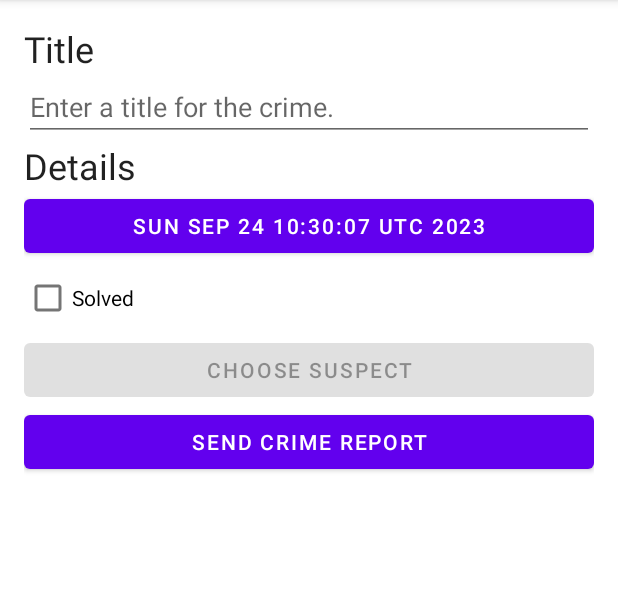
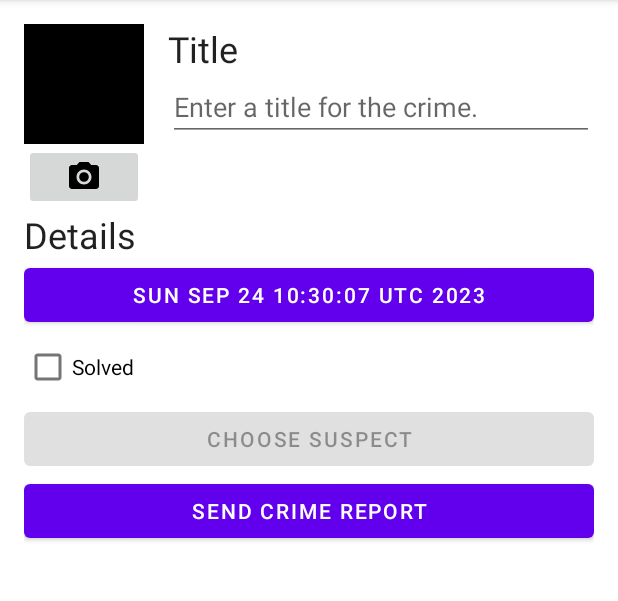
Before and after one commit to amora7741/CS4750-CriminalIntent, an Android app: the screen it shows after launch (MainActivity), after a tap on "New Crime", on a phone screen of 412 x 824 dp, the part 84-685 px from its top. Run offline under Robolectric (Android 15) with nearby library versions, the phone set to English and light mode, and no system bars; our stand-ins replace Room's generated code.

Commit message:
Added image, camera icon to crime UI

```diff
--- /dev/null
+++ b/app/src/main/res/drawable/ic_camera.xml
@@ -0,0 +1,6 @@
+<vector android:height="24dp" android:tint="#000000"
+    android:viewportHeight="24" android:viewportWidth="24"
+    android:width="24dp" xmlns:android="http://schemas.android.com/apk/res/android">
+    <path android:fillColor="@android:color/white" android:pathData="M12,12m-3.2,0a3.2,3.2 0,1 1,6.4 0a3.2,3.2 0,1 1,-6.4 0"/>
+    <path android:fillColor="@android:color/white" android:pathData="M9,2L7.17,4L4,4c-1.1,0 -2,0.9 -2,2v12c0,1.1 0.9,2 2,2h16c1.1,0 2,-0.9 2,-2L22,6c0,-1.1 -0.9,-2 -2,-2h-3.17L15,2L9,2zM12,17c-2.76,0 -5,-2.24 -5,-5s2.24,-5 5,-5 5,2.24 5,5 -2.24,5 -5,5z"/>
+</vector>
--- a/app/src/main/res/layout/fragment_crime_detail.xml
+++ b/app/src/main/res/layout/fragment_crime_detail.xml
@@ -5,6 +5,33 @@
     android:layout_width="match_parent"
     android:layout_height="match_parent"
     android:layout_margin="16dp">
+    <LinearLayout
+        android:layout_width="match_parent"
+        android:layout_height="wrap_content"
+        android:orientation="horizontal">
+        <LinearLayout
+            android:layout_width="wrap_content"
+            android:layout_height="wrap_content"
+            android:orientation="vertical"
+            android:layout_marginEnd="16dp">
+            <ImageView
+                android:id="@+id/crime_photo"
+                android:layout_width="80dp"
+                android:layout_height="80dp"
+                android:scaleType="centerInside"
+                android:cropToPadding="true"
+                android:background="@color/black"/>
+            <ImageButton
+                android:id="@+id/crime_camera"
+                android:layout_width="match_parent"
+                android:layout_height="wrap_content"
+                android:src="@drawable/ic_camera"/>
+        </LinearLayout>
+        <LinearLayout
+            android:orientation="vertical"
+            android:layout_width="0dp"
+            android:layout_height="wrap_content"
+            android:layout_weight="1">
             <TextView
                 android:layout_width="match_parent"
                 android:layout_height="wrap_content"
@@ -17,6 +44,8 @@
                 android:hint="@string/crime_title_hint"
                 android:importantForAutofill="no"
                 android:inputType="text" />
+        </LinearLayout>
+    </LinearLayout>
     <TextView
         android:layout_width="match_parent"
         android:layout_height="wrap_content"
```
Lines whose indentation alone changed are shown as unchanged.
